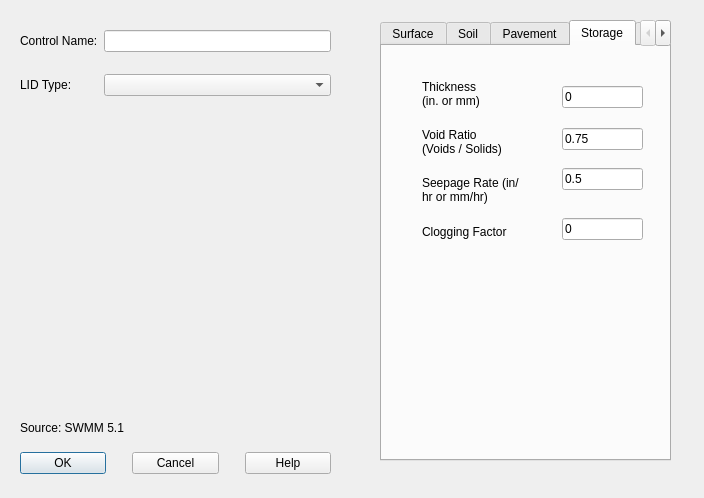
Giswater/giswater_qgis_plugin, file core/ui/toolbars/epa/nonvisual_lids.ui: the form before one commit.
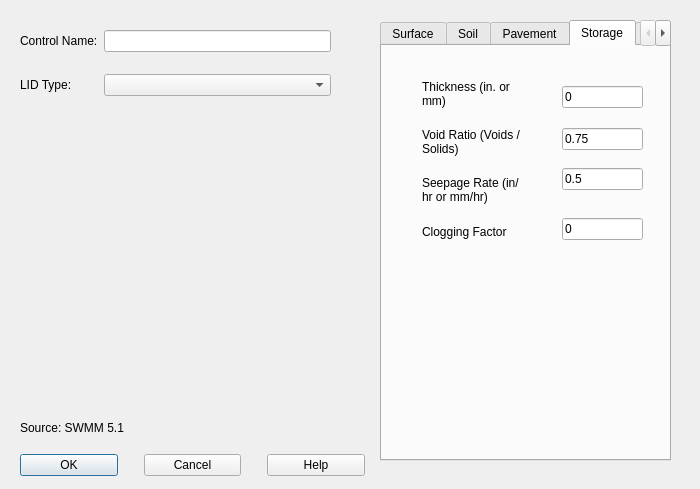
The form after the commit. The open tabs and pages were chosen to show the change.

Commit message: LID Dialog

```diff
--- a/core/ui/toolbars/epa/nonvisual_lids.ui
+++ b/core/ui/toolbars/epa/nonvisual_lids.ui
@@ -6,8 +6,8 @@
    <rect>
     <x>0</x>
     <y>0</y>
-    <width>704</width>
-    <height>498</height>
+    <width>700</width>
+    <height>489</height>
    </rect>
   </property>
   <property name="windowTitle">
@@ -636,7 +636,7 @@
       <rect>
        <x>40</x>
        <y>32</y>
-       <width>71</width>
+       <width>91</width>
        <height>32</height>
       </rect>
      </property>
@@ -665,7 +665,7 @@
       <rect>
        <x>40</x>
        <y>80</y>
-       <width>91</width>
+       <width>111</width>
        <height>32</height>
       </rect>
      </property>
@@ -1114,7 +1114,7 @@
      <x>20</x>
      <y>30</y>
      <width>311</width>
-     <height>71</height>
+     <height>74</height>
     </rect>
    </property>
    <layout class="QFormLayout" name="formLayout">
@@ -1167,8 +1167,8 @@
     <rect>
      <x>20</x>
      <y>450</y>
-     <width>311</width>
-     <height>26</height>
+     <width>345</width>
+     <height>30</height>
     </rect>
    </property>
    <layout class="QGridLayout" name="btn_layout">
```
Left out of the diff: 34 changed lines with no effect on the pictures. The commit also changes 1 other file.
